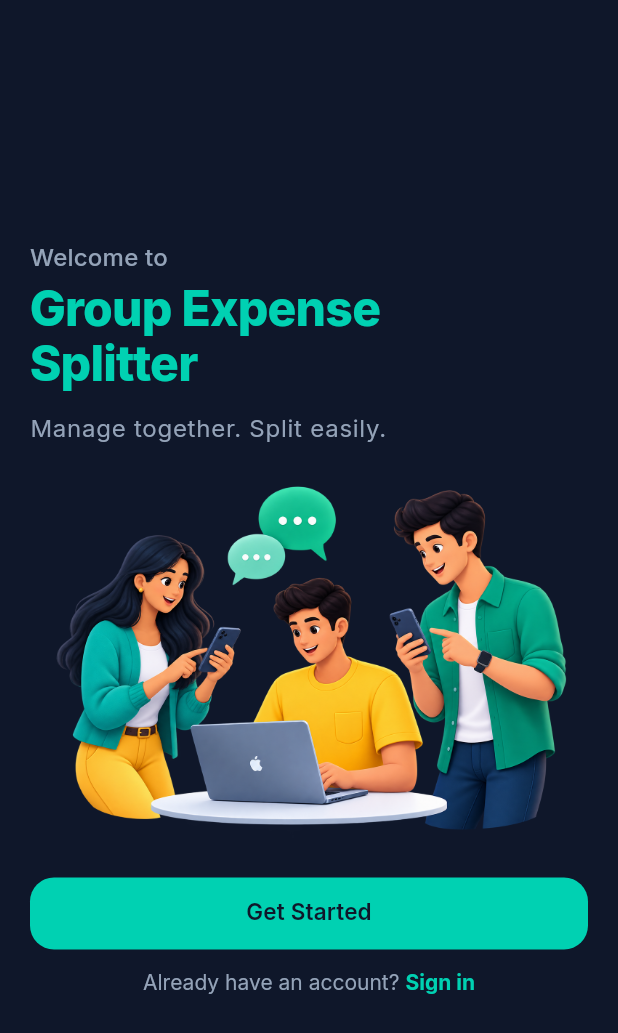
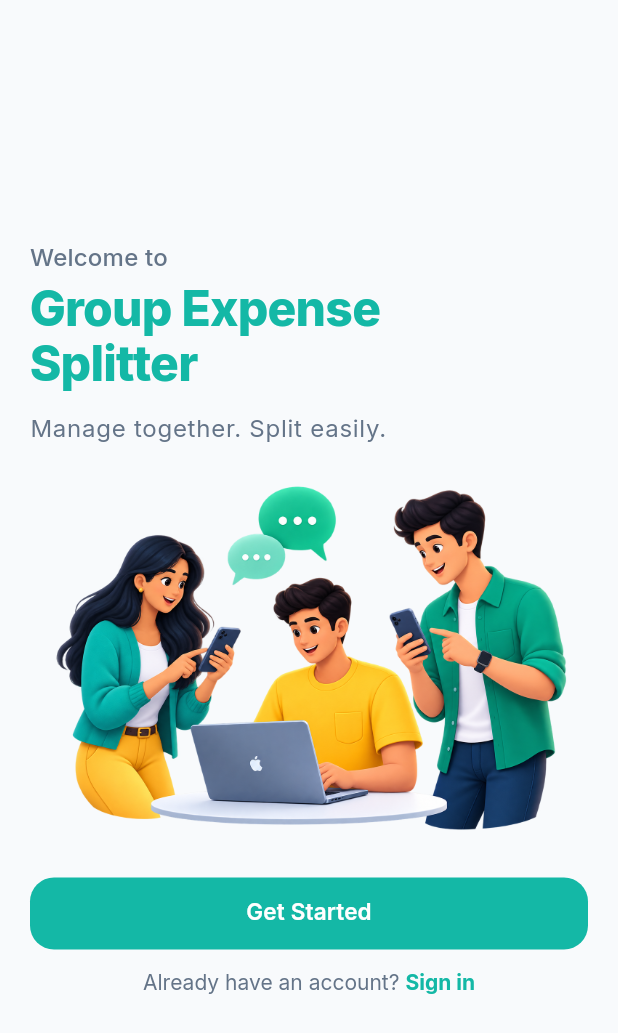
Before and after one commit to ishankanaujiya/smart_bill_manager_app, a Flutter app: the screen it shows after launch, on a phone screen of 412 x 824 dp. Shown: the top 1033 px of the screen. Run offline on Flutter 3.47's test engine with Material 3 defaults, Android fonts, the phone set to English and light mode, and no system bars; our stand-ins replace cloud_firestore, country_picker, firebase_auth, firebase_core, flutter_riverpod, flutter_secure_storage and 3 more; accounts and stored records are empty.

Commit message:
feat(theme): use system mode for theme

```diff
--- a/lib/main.dart
+++ b/lib/main.dart
@@ -13,7 +13,7 @@ import 'firebase_options.dart';
 /// Using a [ValueNotifier] lets the theme mode be switched from anywhere in the
 /// app (e.g. settings) without prop-drilling or an extra dependency.
 final ValueNotifier<ThemeMode> _themeModeNotifier =
-    ValueNotifier<ThemeMode>(ThemeMode.dark);
+    ValueNotifier<ThemeMode>(ThemeMode.system);
 
 Future<void> main() async {
   WidgetsFlutterBinding.ensureInitialized();
```
